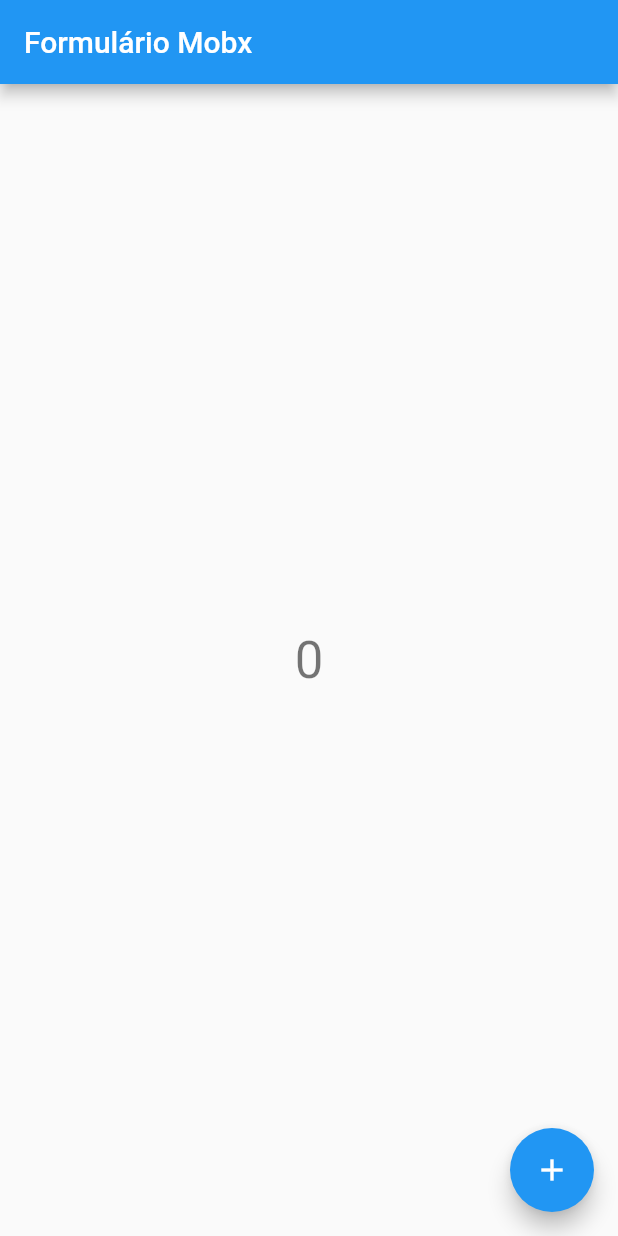
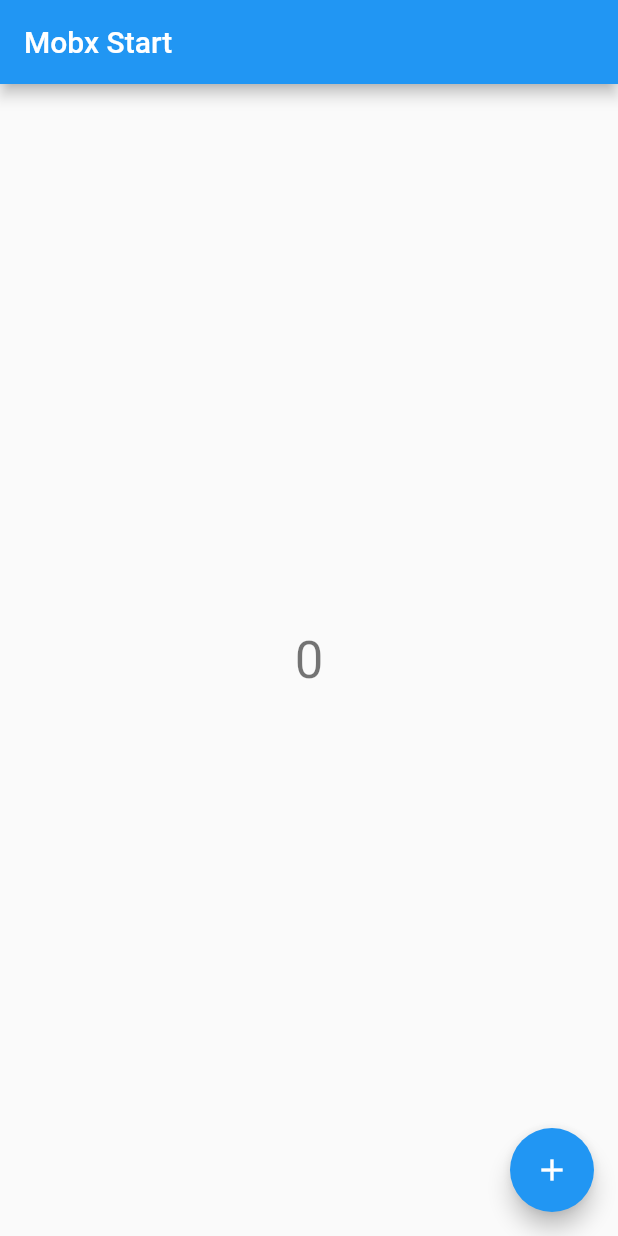
Before and after one commit to italo-patricio/mobx_start, a Flutter app: the screen it shows after launch, on a phone screen of 412 x 824 dp. Run offline on Flutter 3.47's test engine with Material 2 defaults, Android fonts, the phone set to English and light mode, and no system bars; our stand-ins replace flutter_mobx, mobx; generated files the repository leaves out were written again.

Commit message:
Adiciona gerador do arquivo para o mobx

```diff
--- a/lib/controller.dart
+++ b/lib/controller.dart
@@ -1,24 +1,16 @@
 import 'package:mobx/mobx.dart';
+part 'controller.g.dart';
 
-class Controller {
+class Controller = ControllerBase with _$Controller;
+
+abstract class ControllerBase with Store {
   //Observador | Observable
-  var _counter = Observable(0);
-  int get counter => _counter.value;
-  set counter(int value) => _counter.value = value;
+  @observable
+  int counter = 0;
 
   //Ação | Action
-  Action increment;
-
-  Controller() {
-    increment = Action(_increment);
-
-    //Reação | Reaction
-    autorun((_) {
-      print(counter);
-    });
-  }
-
-  _increment() {
+  @action
+  increment() {
     counter++;
   }
 }
--- a/lib/home.dart
+++ b/lib/home.dart
@@ -8,12 +8,13 @@ class HomePage extends StatefulWidget {
 }
 
 class _HomePageState extends State<HomePage> {
+  final controller = Controller();
+
   @override
   Widget build(BuildContext context) {
-    final controller = Controller();
     return Scaffold(
       appBar: AppBar(
-        title: Text('Formulário Mobx'),
+        title: Text('Mobx Start'),
       ),
       body: Center(
         child: Column(
--- a/pubspec.yaml
+++ b/pubspec.yaml
@@ -28,6 +28,7 @@ dependencies:
 dev_dependencies:
   flutter_test:
     sdk: flutter
+  mobx_codegen:
   build_runner:
 
 
```
Also changed, not shown: lib/controller.g.dart (added), pubspec.lock, 1 other file.
